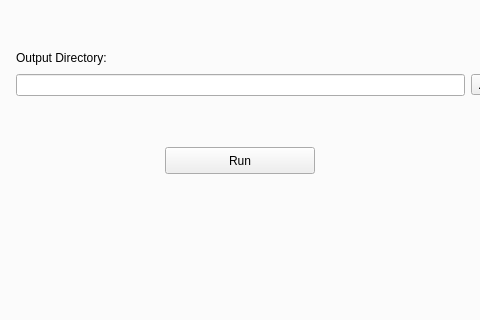
This is mainwindow.ui in nintendops/T1T2FiberAnalyzer as Qt 5 draws it before an edit; both pictures show x 258 to 738 and y 169 to 489 of the 1117 by 582 pixel window. The edited form follows.
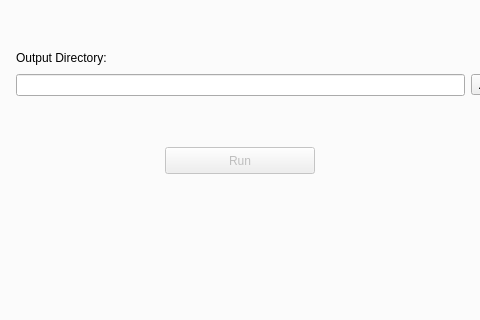
This is the edited form. The open tabs and pages were chosen to show the change.

What changed in the file:
```diff
--- a/mainwindow.ui
+++ b/mainwindow.ui
@@ -638,6 +638,9 @@
         <string>Run Analyzer</string>
        </attribute>
        <widget class="QPushButton" name="RunBtn">
+        <property name="enabled">
+         <bool>false</bool>
+        </property>
         <property name="geometry">
          <rect>
           <x>410</x>
```
Left out of the diff: 6 changed lines with no effect on the pictures.
